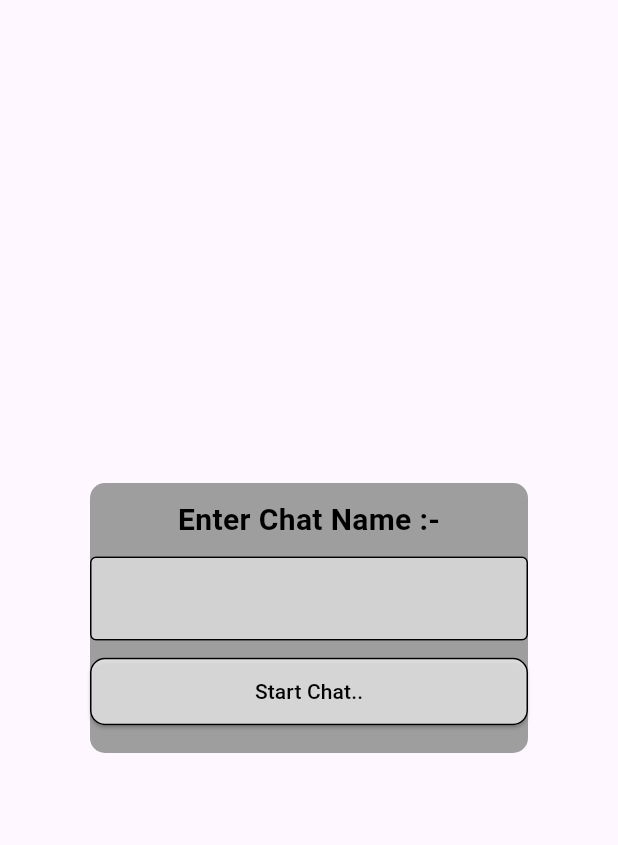
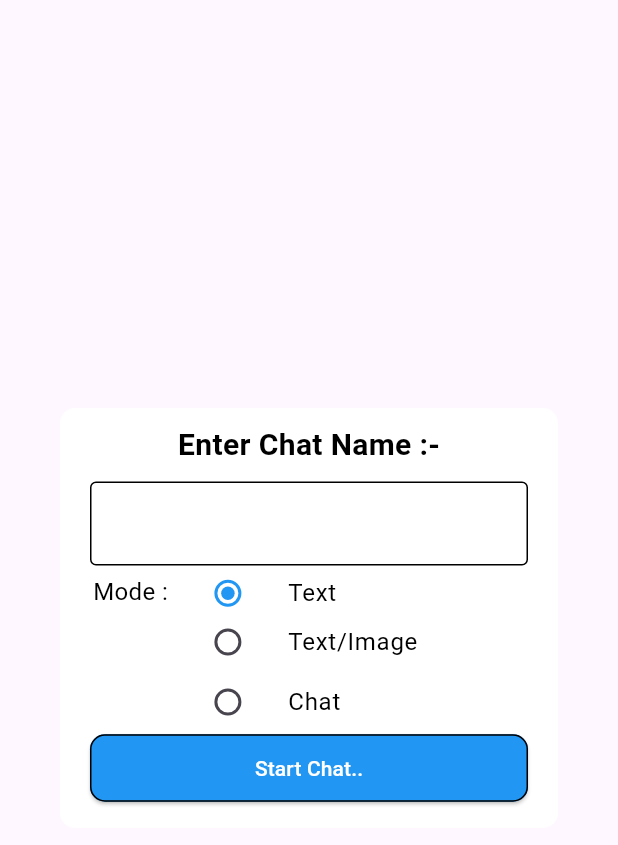
Before and after one commit to AnujLo1c/AI_chat, a Flutter app: the ChatCreateDialog widget shown alone on an empty page, opened directly with empty values, on a phone screen of 412 x 824 dp. Shown: the top 845 px of the screen. Run offline on Flutter 3.47's test engine with Material 3 defaults, Android fonts, the phone set to English and light mode, and no system bars; our stand-ins replace flutter_gemini, gap, get, sqflite; accounts and stored records are empty.

Commit message:
1 feature complete

```diff
--- a/lib/SControllers/home_screen_controller.dart
+++ b/lib/SControllers/home_screen_controller.dart
@@ -16,7 +16,7 @@ class HomeScreenController extends GetxController {
   TextEditingController dialog = TextEditingController();
   String? tableName;
   RxInt index = 1110.obs;
-
+  var mode="Text".obs;
   @override
   Future<void> onInit() async {
     super.onInit();
@@ -68,9 +68,11 @@ class HomeScreenController extends GetxController {
     tableName = text;
     chatHistory.add(tableName!);
     final db = await LocalDataStorage().database;
-    await LocalDataStorage().createTableIfNotExists(db, tableName!);
+    //
+    await LocalDataStorage().createTableIfNotExists(db, tableName!,mode.value);
     await LocalDataStorage()
         .insertMsg(Message(chatmsg: "1110", ai: false, id: 1111), tableName!);
+    //
     chatmsgs.clear();
     index.value = 1111;
   }
@@ -90,4 +92,7 @@ class HomeScreenController extends GetxController {
     update();
     Get.close(1);
   }
+  void changeMode(String newMode) {
+    mode.value = newMode;
+  }
 }
--- a/lib/Utility/themes.dart
+++ b/lib/Utility/themes.dart
@@ -16,12 +16,11 @@ hoverColor: Colors.blue,
   dividerColor: Colors.white,
 
   hintColor: Colors.amber,
+  // textTheme: TextTheme(displayMedium:TextStyle(color: Colors.white)),
   appBarTheme: const AppBarTheme(
     titleTextStyle: TextStyle(color: Colors.white, fontSize: 20, fontWeight: FontWeight.bold),
   ),
-  textTheme: const TextTheme(
-    bodyMedium: TextStyle(color: Colors.black,fontSize: 18)
-  ),
+
 
 );
 
@@ -40,11 +39,7 @@ final ThemeData darkTheme = ThemeData(
 hoverColor: Colors.black,
 
   hintColor: Colors.cyan,
-  appBarTheme: const AppBarTheme(
-    color: Colors.blueGrey,
-    titleTextStyle: TextStyle(color: Colors.white, fontSize: 20, fontWeight: FontWeight.bold),
-  ),
-  textTheme: const TextTheme(
-    bodyMedium: TextStyle(color: Colors.white,fontSize: 18)
-  ),
+
+
+
 );
--- a/lib/Widgets/chat_create_dialog.dart
+++ b/lib/Widgets/chat_create_dialog.dart
@@ -4,62 +4,124 @@ import 'package:ai_chat/local_data_storage.dart';
 import 'package:flutter/material.dart';
 import 'package:gap/gap.dart';
 import 'package:get/get.dart';
+
 class ChatCreateDialog extends StatelessWidget {
   final TextEditingController controller;
   final HomeScreenController homeScreenController;
-  const ChatCreateDialog({super.key, required this.controller,required this.homeScreenController});
+
+  const ChatCreateDialog({super.key, required this.controller, required this.homeScreenController});
 
   @override
   Widget build(BuildContext context) {
     return Dialog(
+      child: ConstrainedBox(
+        constraints: BoxConstraints(
+          maxWidth: MediaQuery.of(context).size.width - 40, // Adjust the width to fit within the screen
+          maxHeight: 280, // Height of the dialog content
+        ),
         child: Container(
           decoration: BoxDecoration(
             borderRadius: BorderRadius.circular(10),
-          color: MyColors.sidepanel,
+            color: Colors.white,
           ),
-        height: 180,
           child: Column(
             children: [
               const Gap(10),
               const Text(
                 "Enter Chat Name :-",
-              style: TextStyle(fontSize: 20, fontWeight: FontWeight.bold),
+                style: TextStyle(fontSize: 20, fontWeight: FontWeight.bold,color: Colors.black),
               ),
               const Gap(10),
               SizedBox(
                 width: Get.size.width - 120,
                 child: TextField(
-                controller: controller, // Ensure this is properly linked
+                  controller: controller,
                   decoration: const InputDecoration(
                     border: OutlineInputBorder(borderSide: BorderSide(color: Colors.black)),
                     enabledBorder: OutlineInputBorder(borderSide: BorderSide(color: Colors.black)),
+                    focusedBorder:OutlineInputBorder(borderSide: BorderSide(color: Colors.black)),
                     filled: true,
                     fillColor: MyColors.chatboxai,
                   ),
                 ),
               ),
-            const Gap(10),
+              const Gap(6),
+              Row(
+                crossAxisAlignment: CrossAxisAlignment.start,
+                children: [
+                  const Gap(22),
+                  const Text("Mode :", style: TextStyle(fontSize: 16,color: Colors.black)),
+                  SizedBox(
+                    width: 200,
+                    child: Column(
+                      mainAxisAlignment: MainAxisAlignment.start,
+                      children: [
+                        Obx(() => ListTile(
+                          leading: Radio<String>(
+                            value: "Text",
+                            groupValue: homeScreenController.mode.value,
+                            onChanged: (value) {
+                              homeScreenController.mode.value = value!;
+                            },
+                            activeColor: Get.theme.hoverColor,
+                          ),
+                          title: const Text("Text",style: TextStyle(color: Colors.black),),
+                          minVerticalPadding: 0,
+                          minTileHeight: 25,
+
+                        )),
+                        Obx(() => ListTile(
+                          leading: Radio<String>(
+                            value: "Text/Image",
+                            groupValue: homeScreenController.mode.value,
+                            onChanged: (value) {
+                              homeScreenController.mode.value = value!;
+                            },
+                            activeColor: Get.theme.hoverColor,
+                          ),
+                          title: const Text("Text/Image",style: TextStyle(color: Colors.black),),
+                          minTileHeight: 25,
+                        )),
+                        Obx(() => ListTile(
+                          leading: Radio<String>(
+                            value: "Chat",
+                            groupValue: homeScreenController.mode.value,
+                            onChanged: (value) {
+                              homeScreenController.mode.value = value!;
+                            },
+                            activeColor: Get.theme.hoverColor,
+
+                          ),
+                          title: const Text("Chat",style: TextStyle(color: Colors.black),),
+                          minTileHeight: 25,
+                        )),
+                      ],
+                    ),
+                  ),
+                ],
+              ),
               ElevatedButton(
                 onPressed: () {
-                LocalDataStorage().initDatabase(controller.text);
+                  // LocalDataStorage().initDatabase(controller.text);
                   homeScreenController.newChatCreate(controller.text);
                   controller.clear();
-                Get.close(1);
+                  Get.back();
                 },
                 style: ElevatedButton.styleFrom(
                   minimumSize: Size(Get.width - 120, 45),
                   shape: RoundedRectangleBorder(
-                  side: BorderSide(color: Colors.black, width: 1),
+                    side: const BorderSide(color: Colors.black, width: 1),
                     borderRadius: BorderRadius.circular(10),
                   ),
-                backgroundColor: MyColors.chatboxmy,
-                foregroundColor: MyColors.primary,
+                  backgroundColor: Get.theme.hoverColor,
+                  foregroundColor: Colors.white,
                 ),
                 child: const Text("Start Chat.."),
               ),
             ],
           ),
         ),
+      ),
     );
   }
 }
--- a/lib/local_data_storage.dart
+++ b/lib/local_data_storage.dart
@@ -1,4 +1,5 @@
 import 'package:ai_chat/Model/message.dart';
+import 'package:get/get_rx/src/rx_types/rx_types.dart';
 import 'package:path/path.dart';
 import 'package:sqflite/sqflite.dart';
 
@@ -21,29 +22,42 @@ class LocalDataStorage {
       path,
       version: 1,
       onCreate: (Database db, int version) async {
-        await createTableIfNotExists(db, name);
+        await createTableIfNotExists(db, name,"Text");
       },
     );
-
-    await createTableIfNotExists(db, name);
-
-
+    // await createTableIfNotExists(db, name);
     return db;
   }
 
-  Future<void> createTableIfNotExists(Database db, String name) async {
-    await db.execute('''
+  Future<void> createTableIfNotExists(Database db, String name, String mode) async {
+    if(mode=="Text") {
+      await db.execute('''
       CREATE TABLE IF NOT EXISTS $name (
         id INTEGER PRIMARY KEY,
         chatmsg TEXT,
-        time DATETIME DEFAULT CURRENT_TIMESTAMP,
         ai BOOLEAN
       )
     ''');
-if(!await rowExists(db, name, 1111)){
-    insertMsg(Message(chatmsg: "1110", ai: false, id: 1111), name);
-}
+      if (!await rowExists(db, name, 1111)) {
+        insertMsg(Message(chatmsg: "1110", ai: false, id: 1111), name);
+      }
+    }
+    else if(mode=="Text/Image"){
+      await db.execute('''
+      CREATE TABLE IF NOT EXISTS $name (
+        id INTEGER PRIMARY KEY,
+        chatmsg TEXT,
+        ai BOOLEAN,
+        images TEXT
+      )
+    ''');
+      if (!await rowExists(db, name, 1111)) {
+        insertMsg(Message(chatmsg: "1110", ai: false, id: 1111), name);
+      }
+    }
   }
+
+
   Future<bool> rowExists(Database db, String tableName, int id) async {
     final List<Map<String, dynamic>> result = await db.rawQuery(
       'SELECT COUNT(*) AS count FROM $tableName WHERE id = ?',
--- a/lib/main.dart
+++ b/lib/main.dart
@@ -18,7 +18,7 @@ Future<void> main() async {
   WidgetsFlutterBinding.ensureInitialized();
   final dbHelper = LocalDataStorage();
   final database = await dbHelper.database;
-
+  Get.put(ThemeController());
   runApp(MyApp());
 }
 
@@ -27,7 +27,7 @@ class MyApp extends StatelessWidget {
 
   @override
   Widget build(BuildContext context) {
-  final ThemeController themeController = Get.put(ThemeController());
+    final themeController = Get.find<ThemeController>();
     return Obx(() =>  GetMaterialApp(
         title: 'AI Chat',
       debugShowCheckedModeBanner: false,
```
Also changed, not shown: lib/Screens/home_screen.dart (+25 -14 lines), lib/Screens/settings.dart (+8 -3 lines). Lines whose indentation alone changed are shown as unchanged.
